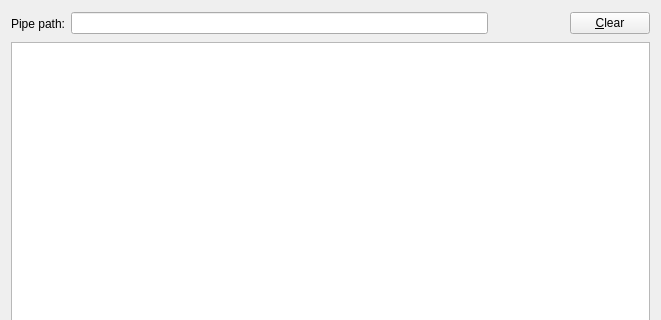
Old version of the form src/TermWindow.ui in the repository micwik/ArnBrowser; both pictures show x 0 to 661 and y 0 to 320 of the 661 by 458 pixel window.
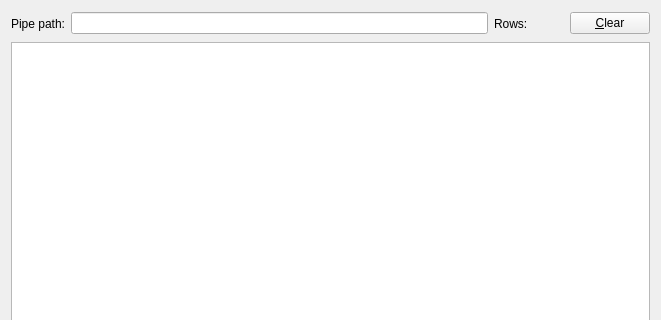
New version of the form.

Commit message: Added label for rows and updated style.

The edit to the form file:
```diff
--- a/src/TermWindow.ui
+++ b/src/TermWindow.ui
@@ -10,6 +10,12 @@
     <height>458</height>
    </rect>
   </property>
+  <property name="sizePolicy">
+   <sizepolicy hsizetype="Minimum" vsizetype="Preferred">
+    <horstretch>0</horstretch>
+    <verstretch>0</verstretch>
+   </sizepolicy>
+  </property>
   <property name="windowTitle">
    <string>Terminal</string>
   </property>
@@ -36,20 +42,11 @@
       <widget class="QLineEdit" name="pipePath"/>
      </item>
      <item>
-      <spacer name="horizontalSpacer">
-       <property name="orientation">
-        <enum>Qt::Horizontal</enum>
+      <widget class="QLabel" name="label">
+       <property name="text">
+        <string>Rows:</string>
        </property>
-       <property name="sizeType">
-        <enum>QSizePolicy::Maximum</enum>
-       </property>
-       <property name="sizeHint" stdset="0">
-        <size>
-         <width>20</width>
-         <height>20</height>
-        </size>
-       </property>
-      </spacer>
+      </widget>
      </item>
      <item>
       <widget class="QLabel" name="rowsLabel">
@@ -61,13 +58,22 @@
        </property>
        <property name="minimumSize">
         <size>
-         <width>50</width>
+         <width>30</width>
          <height>25</height>
         </size>
        </property>
+       <property name="maximumSize">
+        <size>
+         <width>200</width>
+         <height>16777215</height>
+        </size>
+       </property>
        <property name="text">
         <string/>
        </property>
+       <property name="alignment">
+        <set>Qt::AlignCenter</set>
+       </property>
       </widget>
      </item>
      <item>
```
